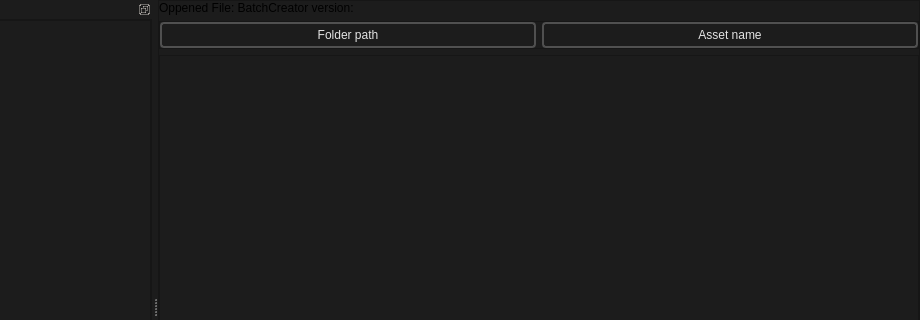
Old version of the form BatchCreator/BatchCreator_main.ui in the repository dertwist/Hammer5Tools; both pictures show x 168 to 1088 and y 0 to 320 of the 1088 by 612 pixel window.
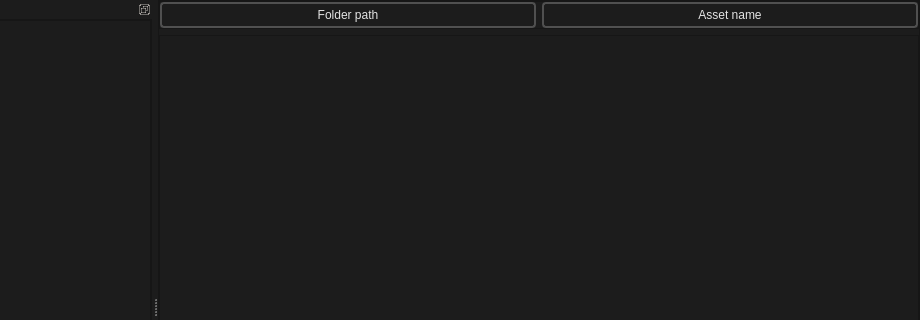
New version of the form. Icons and pictures are not drawn.

Patch:
```diff
--- a/BatchCreator/BatchCreator_main.ui
+++ b/BatchCreator/BatchCreator_main.ui
@@ -54,13 +54,6 @@
        <property name="bottomMargin">
         <number>0</number>
        </property>
-       <item>
-        <widget class="QLabel" name="status_label">
-         <property name="text">
-          <string>Oppened File: BatchCreator version:</string>
-         </property>
-        </widget>
-       </item>
        <item>
         <widget class="QFrame" name="frame_4">
          <property name="frameShape">
```
